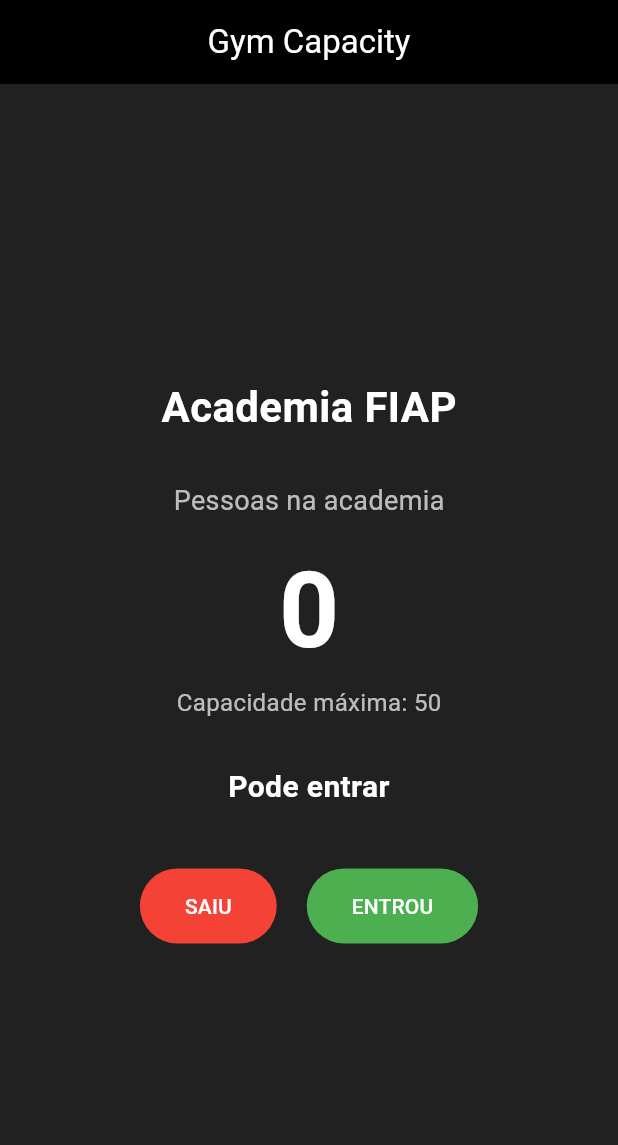
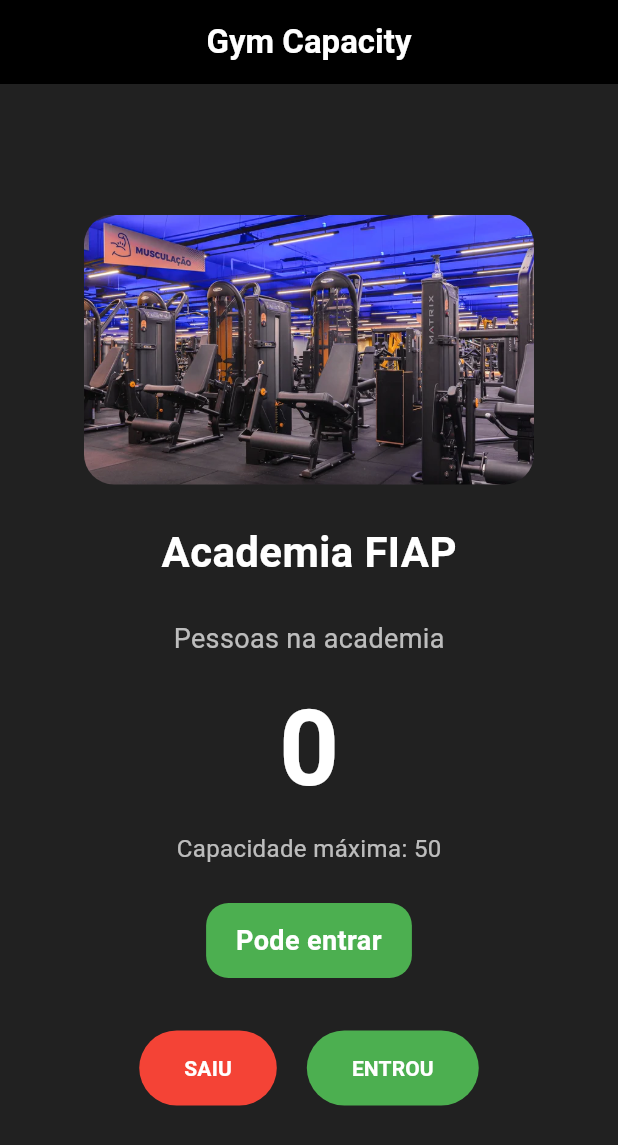
Before and after one commit to luisrodriguesss/CP-Mobile, a Flutter app: the screen it shows after launch, on a phone screen of 412 x 824 dp. Shown: the top 1145 px of the screen. Run offline on Flutter 3.47's test engine with Material 3 defaults, Android fonts, the light colour scheme and no system bars.

Commit message:
feat: finaliza interface e asset da academia

```diff
--- a/controle_lotacao_academia/lib/main.dart
+++ b/controle_lotacao_academia/lib/main.dart
@@ -44,6 +44,18 @@
     });
   }
 
+  Color get corSituacao {
+    if (academia.estaLotado) {
+      return Colors.red;
+    }
+
+    if (academia.quaseLotado) {
+      return Colors.orange;
+    }
+
+    return Colors.green;
+  }
+
   @override
   Widget build(BuildContext context) {
     return Scaffold(
@@ -52,7 +64,10 @@
       appBar: AppBar(
         backgroundColor: Colors.black,
         foregroundColor: Colors.white,
-        title: const Text('Gym Capacity'),
+        title: const Text(
+          'Gym Capacity',
+          style: TextStyle(fontWeight: FontWeight.bold),
+        ),
         centerTitle: true,
       ),
 
@@ -63,6 +78,18 @@
         child: Column(
           mainAxisAlignment: MainAxisAlignment.center,
           children: [
+            ClipRRect(
+              borderRadius: BorderRadius.circular(20),
+              child: Image.asset(
+                'assets/images/academia.jpg',
+                width: 300,
+                height: 180,
+                fit: BoxFit.cover,
+              ),
+            ),
+
+            const SizedBox(height: 25),
+
             Text(
               academia.nome,
               style: const TextStyle(
@@ -72,7 +99,7 @@
               ),
             ),
 
-            const SizedBox(height: 30),
+            const SizedBox(height: 25),
 
             const Text(
               'Pessoas na academia',
@@ -90,24 +117,33 @@
               ),
             ),
 
+            const SizedBox(height: 5),
+
             Text(
               'Capacidade máxima: ${academia.capacidadeMaxima}',
               style: const TextStyle(color: Colors.white70, fontSize: 16),
             ),
 
-            const SizedBox(height: 30),
+            const SizedBox(height: 25),
 
-            Text(
-              academia.situacao,
-              textAlign: TextAlign.center,
-              style: const TextStyle(
-                color: Colors.white,
-                fontSize: 20,
-                fontWeight: FontWeight.bold,
+            Container(
+              padding: const EdgeInsets.symmetric(horizontal: 20, vertical: 12),
+              decoration: BoxDecoration(
+                color: corSituacao,
+                borderRadius: BorderRadius.circular(15),
+              ),
+              child: Text(
+                academia.situacao,
+                textAlign: TextAlign.center,
+                style: const TextStyle(
+                  color: Colors.white,
+                  fontSize: 18,
+                  fontWeight: FontWeight.bold,
+                ),
               ),
             ),
 
-            const SizedBox(height: 40),
+            const SizedBox(height: 35),
 
             Row(
               mainAxisAlignment: MainAxisAlignment.center,
@@ -122,7 +158,10 @@
                       vertical: 15,
                     ),
                   ),
-                  child: const Text('SAIU'),
+                  child: const Text(
+                    'SAIU',
+                    style: TextStyle(fontWeight: FontWeight.bold),
+                  ),
                 ),
 
                 const SizedBox(width: 20),
@@ -137,7 +176,10 @@
                       vertical: 15,
                     ),
                   ),
-                  child: const Text('ENTROU'),
+                  child: const Text(
+                    'ENTROU',
+                    style: TextStyle(fontWeight: FontWeight.bold),
+                  ),
                 ),
               ],
             ),
--- a/controle_lotacao_academia/pubspec.yaml
+++ b/controle_lotacao_academia/pubspec.yaml
@@ -57,6 +57,9 @@
   # the material Icons class.
   uses-material-design: true
 
+  assets:
+    - assets/images/academia.jpg
+
   # To add assets to your application, add an assets section, like this:
   # assets:
   #   - images/a_dot_burr.jpeg
```
Also changed, not shown: controle_lotacao_academia/assets/images/academia.jpg (added), 1 other file.
